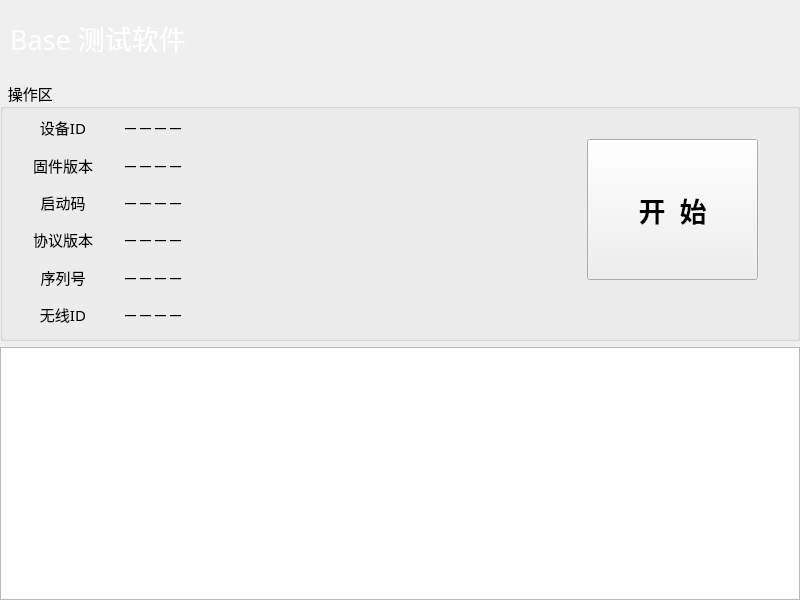
Old version of the form Base-Fvt-Linux/Base-Fvt-Linux/mainwindow.ui in the repository ChinaClever/ScalePoint.
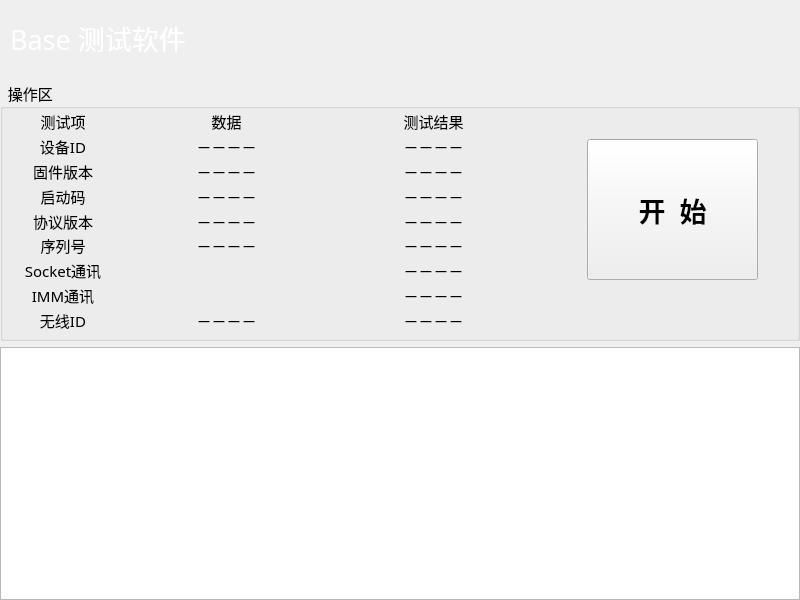
New version of the form. Icons and pictures are not drawn.

What changed in the file:
```diff
--- a/Base-Fvt-Linux/Base-Fvt-Linux/mainwindow.ui
+++ b/Base-Fvt-Linux/Base-Fvt-Linux/mainwindow.ui
@@ -145,7 +145,53 @@
           <property name="spacing">
            <number>0</number>
           </property>
-          <item row="0" column="0">
+          <item row="4" column="2">
+           <widget class="QLabel" name="protocolResLab">
+            <property name="text">
+             <string>－－－－</string>
+            </property>
+            <property name="alignment">
+             <set>Qt::AlignCenter</set>
+            </property>
+           </widget>
+          </item>
+          <item row="8" column="0">
+           <widget class="QLabel" name="label_11">
+            <property name="maximumSize">
+             <size>
+              <width>120</width>
+              <height>16777215</height>
+             </size>
+            </property>
+            <property name="text">
+             <string>无线ID</string>
+            </property>
+            <property name="alignment">
+             <set>Qt::AlignCenter</set>
+            </property>
+           </widget>
+          </item>
+          <item row="5" column="2">
+           <widget class="QLabel" name="snResLab">
+            <property name="text">
+             <string>－－－－</string>
+            </property>
+            <property name="alignment">
+             <set>Qt::AlignCenter</set>
+            </property>
+           </widget>
+          </item>
+          <item row="0" column="2">
+           <widget class="QLabel" name="label_7">
+            <property name="text">
+             <string>测试结果</string>
+            </property>
+            <property name="alignment">
+             <set>Qt::AlignCenter</set>
+            </property>
+           </widget>
+          </item>
+          <item row="1" column="0">
            <widget class="QLabel" name="label">
             <property name="maximumSize">
              <size>
@@ -161,14 +207,7 @@
             </property>
            </widget>
           </item>
-          <item row="0" column="1">
-           <widget class="QLabel" name="idLab">
-            <property name="text">
-             <string>－－－－</string>
-            </property>
-           </widget>
-          </item>
-          <item row="1" column="0">
+          <item row="2" column="0">
            <widget class="QLabel" name="label_3">
             <property name="maximumSize">
              <size>
@@ -184,14 +223,27 @@
             </property>
            </widget>
           </item>
-          <item row="1" column="1">
+          <item row="2" column="1">
            <widget class="QLabel" name="fwLab">
             <property name="text">
              <string>－－－－</string>
             </property>
+            <property name="alignment">
+             <set>Qt::AlignCenter</set>
+            </property>
            </widget>
           </item>
-          <item row="2" column="0">
+          <item row="0" column="1">
+           <widget class="QLabel" name="label_4">
+            <property name="text">
+             <string>数据</string>
+            </property>
+            <property name="alignment">
+             <set>Qt::AlignCenter</set>
+            </property>
+           </widget>
+          </item>
+          <item row="3" column="0">
            <widget class="QLabel" name="label_6">
             <property name="maximumSize">
              <size>
@@ -207,37 +259,27 @@
             </property>
            </widget>
           </item>
-          <item row="2" column="1">
-           <widget class="QLabel" name="bootLab">
+          <item row="8" column="1">
+           <widget class="QLabel" name="zigbeeLab">
             <property name="text">
              <string>－－－－</string>
             </property>
-           </widget>
-          </item>
-          <item row="3" column="0">
-           <widget class="QLabel" name="label_8">
-            <property name="maximumSize">
-             <size>
-              <width>120</width>
-              <height>16777215</height>
-             </size>
-            </property>
-            <property name="text">
-             <string>协议版本</string>
-            </property>
             <property name="alignment">
              <set>Qt::AlignCenter</set>
             </property>
            </widget>
           </item>
-          <item row="3" column="1">
-           <widget class="QLabel" name="protocolLab">
+          <item row="3" column="2">
+           <widget class="QLabel" name="bootResLab">
             <property name="text">
              <string>－－－－</string>
             </property>
+            <property name="alignment">
+             <set>Qt::AlignCenter</set>
+            </property>
            </widget>
           </item>
-          <item row="4" column="0">
+          <item row="5" column="0">
            <widget class="QLabel" name="label_10">
             <property name="maximumSize">
              <size>
@@ -253,23 +295,76 @@
             </property>
            </widget>
           </item>
+          <item row="1" column="1">
+           <widget class="QLabel" name="idLab">
+            <property name="text">
+             <string>－－－－</string>
+            </property>
+            <property name="alignment">
+             <set>Qt::AlignCenter</set>
+            </property>
+           </widget>
+          </item>
+          <item row="2" column="2">
+           <widget class="QLabel" name="fwResLab">
+            <property name="text">
+             <string>－－－－</string>
+            </property>
+            <property name="alignment">
+             <set>Qt::AlignCenter</set>
+            </property>
+           </widget>
+          </item>
+          <item row="4" column="0">
+           <widget class="QLabel" name="label_8">
+            <property name="maximumSize">
+             <size>
+              <width>120</width>
+              <height>16777215</height>
+             </size>
+            </property>
+            <property name="text">
+             <string>协议版本</string>
+            </property>
+            <property name="alignment">
+             <set>Qt::AlignCenter</set>
+            </property>
+           </widget>
+          </item>
+          <item row="8" column="2">
+           <widget class="QLabel" name="zigbeeResLab">
+            <property name="text">
+             <string>－－－－</string>
+            </property>
+            <property name="alignment">
+             <set>Qt::AlignCenter</set>
+            </property>
+           </widget>
+          </item>
+          <item row="1" column="2">
+           <widget class="QLabel" name="idResLab">
+            <property name="text">
+             <string>－－－－</string>
+            </property>
+            <property name="alignment">
+             <set>Qt::AlignCenter</set>
+            </property>
+           </widget>
+          </item>
+          <item row="6" column="0">
+           <widget class="QLabel" name="label_9">
+            <property name="text">
+             <string>Socket通讯</string>
+            </property>
+            <property name="alignment">
+             <set>Qt::AlignCenter</set>
+            </property>
+           </widget>
+          </item>
           <item row="4" column="1">
-           <widget class="QLabel" name="snLab">
+           <widget class="QLabel" name="protocolLab">
             <property name="text">
              <string>－－－－</string>
-            </property>
-           </widget>
-          </item>
-          <item row="5" column="0">
-           <widget class="QLabel" name="label_11">
-            <property name="maximumSize">
-             <size>
-              <width>120</width>
-              <height>16777215</height>
-             </size>
-            </property>
-            <property name="text">
-             <string>无线ID</string>
             </property>
             <property name="alignment">
              <set>Qt::AlignCenter</set>
@@ -277,9 +372,62 @@
            </widget>
           </item>
           <item row="5" column="1">
-           <widget class="QLabel" name="zigbeeLab">
+           <widget class="QLabel" name="snLab">
             <property name="text">
              <string>－－－－</string>
+            </property>
+            <property name="alignment">
+             <set>Qt::AlignCenter</set>
+            </property>
+           </widget>
+          </item>
+          <item row="3" column="1">
+           <widget class="QLabel" name="bootLab">
+            <property name="text">
+             <string>－－－－</string>
+            </property>
+            <property name="alignment">
+             <set>Qt::AlignCenter</set>
+            </property>
+           </widget>
+          </item>
+          <item row="0" column="0">
+           <widget class="QLabel" name="label_2">
+            <property name="text">
+             <string>测试项</string>
+            </property>
+            <property name="alignment">
+             <set>Qt::AlignCenter</set>
+            </property>
+           </widget>
+          </item>
+          <item row="7" column="0">
+           <widget class="QLabel" name="label_12">
+            <property name="text">
+             <string>IMM通讯</string>
+            </property>
+            <property name="alignment">
+             <set>Qt::AlignCenter</set>
+            </property>
+           </widget>
+          </item>
+          <item row="6" column="2">
+           <widget class="QLabel" name="socketResLab">
+            <property name="text">
+             <string>－－－－</string>
+            </property>
+            <property name="alignment">
+             <set>Qt::AlignCenter</set>
+            </property>
+           </widget>
+          </item>
+          <item row="7" column="2">
+           <widget class="QLabel" name="IMMResLab">
+            <property name="text">
+             <string>－－－－</string>
+            </property>
+            <property name="alignment">
+             <set>Qt::AlignCenter</set>
             </property>
            </widget>
           </item>
```
